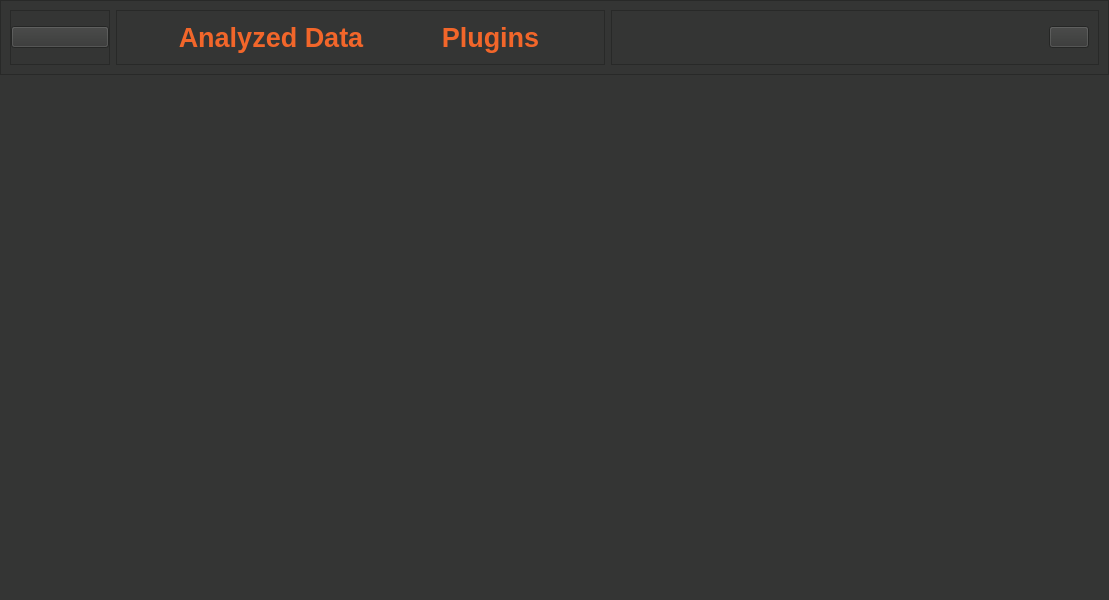
Before: the Qt Designer form newSimpleAnalyze/screens/ui/NavigationBar.ui in Smidig-Leo/volatility3, drawn with Qt 5.
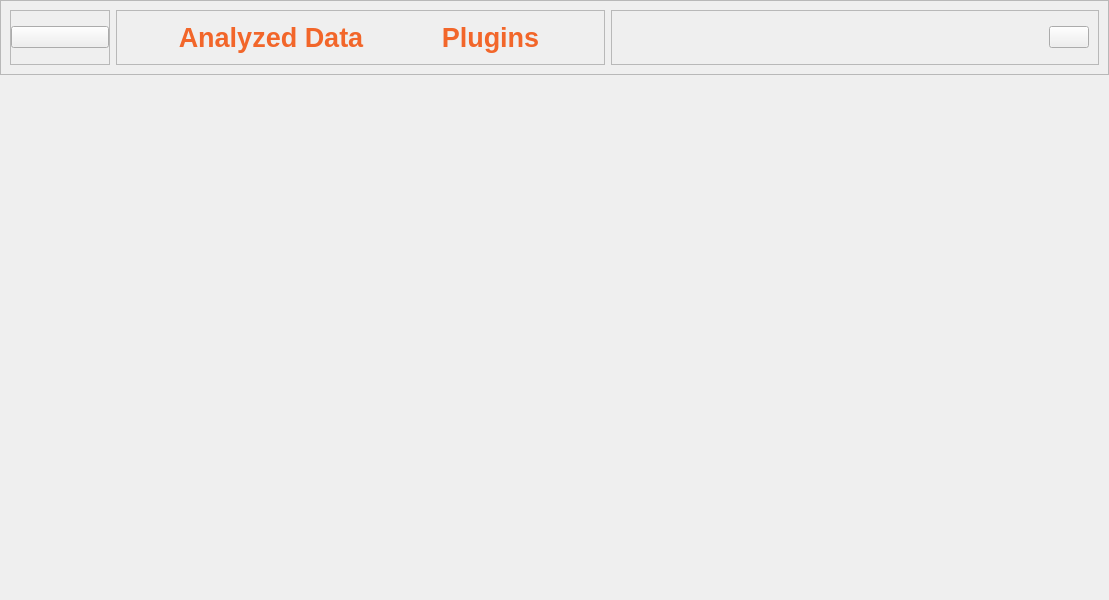
After: the same form once the commit is applied. Icons and pictures are not drawn.

Commit message: fixing mainpage design

The edit to the form file:
```diff
--- a/newSimpleAnalyze/screens/ui/NavigationBar.ui
+++ b/newSimpleAnalyze/screens/ui/NavigationBar.ui
@@ -16,7 +16,7 @@
   <widget class="QWidget" name="centralwidget">
    <property name="styleSheet">
     <string notr="true">QWidget{
-	background-color:rgb(52, 53, 52);
+	/*background-color:rgb(52, 53, 52);*/
 }</string>
    </property>
    <layout class="QVBoxLayout" name="verticalLayout">
```
The commit also changes 3 other files.
